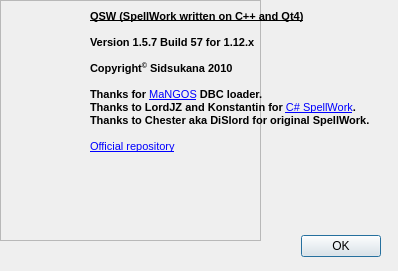
sidsukana/QSpellWork, file QSW/AboutFormUI.ui: the form before one commit.
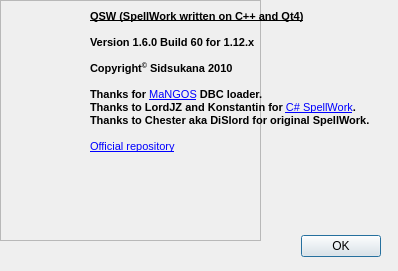
The form after the commit. Icons and pictures are not drawn.

Patch:
```diff
--- a/QSW/AboutFormUI.ui
+++ b/QSW/AboutFormUI.ui
@@ -83,7 +83,7 @@
 &lt;/style&gt;&lt;/head&gt;&lt;body style=&quot; font-family:'MS Shell Dlg 2'; font-size:8.25pt; font-weight:400; font-style:normal;&quot;&gt;
 &lt;p style=&quot; margin-top:0px; margin-bottom:0px; margin-left:0px; margin-right:0px; -qt-block-indent:0; text-indent:0px;&quot;&gt;&lt;span style=&quot; font-size:8pt; font-weight:600; text-decoration: underline;&quot;&gt;QSW (SpellWork written on C++ and Qt4)&lt;/span&gt;&lt;/p&gt;
 &lt;p style=&quot;-qt-paragraph-type:empty; margin-top:0px; margin-bottom:0px; margin-left:0px; margin-right:0px; -qt-block-indent:0; text-indent:0px; font-size:8pt; font-weight:600;&quot;&gt;&lt;/p&gt;
-&lt;p style=&quot; margin-top:0px; margin-bottom:0px; margin-left:0px; margin-right:0px; -qt-block-indent:0; text-indent:0px;&quot;&gt;&lt;span style=&quot; font-size:8pt; font-weight:600;&quot;&gt;Version 1.5.7 Build 57 for 1.12.x&lt;/span&gt;&lt;/p&gt;
+&lt;p style=&quot; margin-top:0px; margin-bottom:0px; margin-left:0px; margin-right:0px; -qt-block-indent:0; text-indent:0px;&quot;&gt;&lt;span style=&quot; font-size:8pt; font-weight:600;&quot;&gt;Version 1.6.0 Build 60 for 1.12.x&lt;/span&gt;&lt;/p&gt;
 &lt;p style=&quot;-qt-paragraph-type:empty; margin-top:0px; margin-bottom:0px; margin-left:0px; margin-right:0px; -qt-block-indent:0; text-indent:0px; font-size:8pt; font-weight:600;&quot;&gt;&lt;/p&gt;
 &lt;p style=&quot; margin-top:0px; margin-bottom:0px; margin-left:0px; margin-right:0px; -qt-block-indent:0; text-indent:0px;&quot;&gt;&lt;span style=&quot; font-size:8pt; font-weight:600;&quot;&gt;Copyright&lt;/span&gt;&lt;span style=&quot; font-size:8pt; font-weight:600; vertical-align:super;&quot;&gt;©&lt;/span&gt;&lt;span style=&quot; font-size:8pt; font-weight:600;&quot;&gt; Sidsukana 2010&lt;/span&gt;&lt;/p&gt;
 &lt;p style=&quot;-qt-paragraph-type:empty; margin-top:0px; margin-bottom:0px; margin-left:0px; margin-right:0px; -qt-block-indent:0; text-indent:0px; font-size:8pt; font-weight:600;&quot;&gt;&lt;/p&gt;
```
